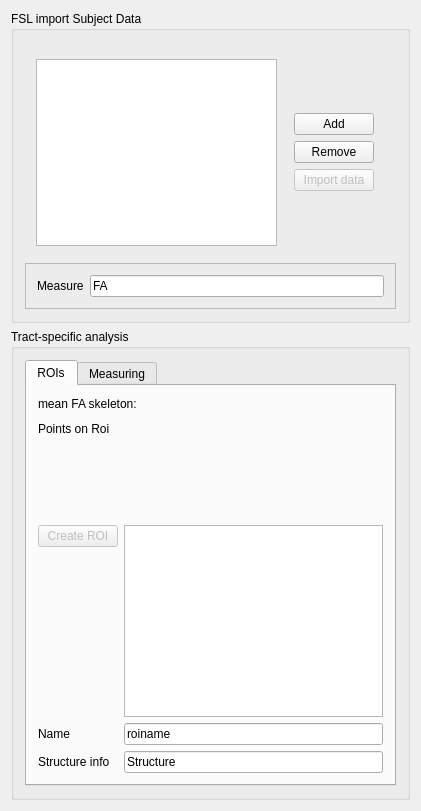
Old version of the form Plugins/org.mitk.gui.qt.diffusionimaging/src/internal/QmitkTractbasedSpatialStatisticsViewControls.ui in the repository MITK/MITK.
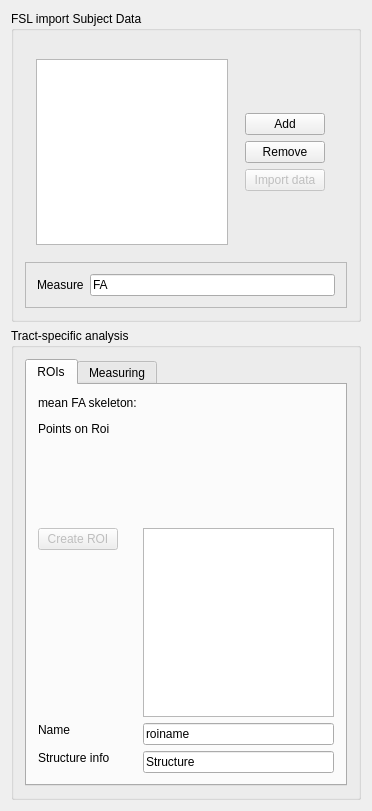
New version of the form. The open tabs and pages were chosen to show the change. Custom widgets are drawn as their Qt base class.

Commit message: resized objects

Patch:
```diff
--- a/Plugins/org.mitk.gui.qt.diffusionimaging/src/internal/QmitkTractbasedSpatialStatisticsViewControls.ui
+++ b/Plugins/org.mitk.gui.qt.diffusionimaging/src/internal/QmitkTractbasedSpatialStatisticsViewControls.ui
@@ -6,7 +6,7 @@
    <rect>
     <x>0</x>
     <y>0</y>
-    <width>421</width>
+    <width>265</width>
     <height>811</height>
    </rect>
   </property>
@@ -22,6 +22,12 @@
   <layout class="QVBoxLayout" name="verticalLayout_5">
    <item>
     <widget class="QGroupBox" name="m_ImportGroupBox">
+     <property name="sizePolicy">
+      <sizepolicy hsizetype="Expanding" vsizetype="Preferred">
+       <horstretch>0</horstretch>
+       <verstretch>0</verstretch>
+      </sizepolicy>
+     </property>
      <property name="title">
       <string>FSL import Subject Data</string>
      </property>
@@ -68,6 +74,12 @@
          </item>
          <item>
           <widget class="QFrame" name="frame_5">
+           <property name="sizePolicy">
+            <sizepolicy hsizetype="Expanding" vsizetype="Expanding">
+             <horstretch>0</horstretch>
+             <verstretch>0</verstretch>
+            </sizepolicy>
+           </property>
            <property name="maximumSize">
             <size>
              <width>110</width>
@@ -83,6 +95,12 @@
            <layout class="QVBoxLayout" name="verticalLayout_2">
             <item>
              <widget class="QPushButton" name="m_AddGroup">
+              <property name="sizePolicy">
+               <sizepolicy hsizetype="Expanding" vsizetype="Fixed">
+                <horstretch>0</horstretch>
+                <verstretch>0</verstretch>
+               </sizepolicy>
+              </property>
               <property name="toolTip">
                <string>Add group entry. After that give the group a name and the correct number</string>
               </property>
@@ -93,6 +111,12 @@
             </item>
             <item>
              <widget class="QPushButton" name="m_RemoveGroup">
+              <property name="sizePolicy">
+               <sizepolicy hsizetype="Expanding" vsizetype="Fixed">
+                <horstretch>0</horstretch>
+                <verstretch>0</verstretch>
+               </sizepolicy>
+              </property>
               <property name="toolTip">
                <string>Remove selected entries</string>
               </property>
@@ -106,6 +130,12 @@
               <property name="enabled">
                <bool>false</bool>
               </property>
+              <property name="sizePolicy">
+               <sizepolicy hsizetype="Expanding" vsizetype="Fixed">
+                <horstretch>0</horstretch>
+                <verstretch>0</verstretch>
+               </sizepolicy>
+              </property>
               <property name="toolTip">
                <string>Import a 4D image containing group data after group information has been set</string>
               </property>
@@ -122,6 +152,12 @@
       </item>
       <item>
        <widget class="QFrame" name="frame">
+        <property name="sizePolicy">
+         <sizepolicy hsizetype="Expanding" vsizetype="Fixed">
+          <horstretch>0</horstretch>
+          <verstretch>0</verstretch>
+         </sizepolicy>
+        </property>
         <property name="frameShape">
          <enum>QFrame::StyledPanel</enum>
         </property>
@@ -131,6 +167,12 @@
         <layout class="QHBoxLayout" name="horizontalLayout_3">
          <item>
           <widget class="QLabel" name="label_2">
+           <property name="sizePolicy">
+            <sizepolicy hsizetype="Fixed" vsizetype="Fixed">
+             <horstretch>0</horstretch>
+             <verstretch>0</verstretch>
+            </sizepolicy>
+           </property>
            <property name="text">
             <string>Measure</string>
            </property>
@@ -154,6 +196,12 @@
    </item>
    <item>
     <widget class="QGroupBox" name="m_Workspace">
+     <property name="sizePolicy">
+      <sizepolicy hsizetype="Expanding" vsizetype="Expanding">
+       <horstretch>0</horstretch>
+       <verstretch>0</verstretch>
+      </sizepolicy>
+     </property>
      <property name="title">
       <string>Tract-specific analysis</string>
      </property>
@@ -174,27 +222,20 @@
           <string>ROIs</string>
          </attribute>
          <layout class="QFormLayout" name="formLayout">
-          <property name="fieldGrowthPolicy">
-           <enum>QFormLayout::AllNonFixedFieldsGrow</enum>
-          </property>
-          <item row="0" column="0" colspan="2">
-           <widget class="QLabel" name="m_TbssImageLabel">
-            <property name="toolTip">
-             <string>current selection</string>
-            </property>
-            <property name="text">
-             <string>mean FA skeleton:</string>
-            </property>
-           </widget>
-          </item>
-          <item row="1" column="0">
+          <item row="2" column="0">
            <widget class="QLabel" name="label">
+            <property name="sizePolicy">
+             <sizepolicy hsizetype="Fixed" vsizetype="Fixed">
+              <horstretch>0</horstretch>
+              <verstretch>0</verstretch>
+             </sizepolicy>
+            </property>
             <property name="text">
              <string>Points on Roi</string>
             </property>
            </widget>
           </item>
-          <item row="1" column="1">
+          <item row="2" column="1">
            <widget class="QmitkPointListWidget" name="m_PointWidget" native="true">
             <property name="sizePolicy">
              <sizepolicy hsizetype="Expanding" vsizetype="Expanding">
@@ -218,6 +259,12 @@
             <property name="enabled">
              <bool>false</bool>
             </property>
+            <property name="sizePolicy">
+             <sizepolicy hsizetype="Fixed" vsizetype="Fixed">
+              <horstretch>0</horstretch>
+              <verstretch>0</verstretch>
+             </sizepolicy>
+            </property>
             <property name="toolTip">
              <string>No suitable tbss meta image selected yet. The meta image needs to contain a mean FA skeleton and a skeleton mask</string>
             </property>
@@ -229,7 +276,7 @@
           <item row="4" column="1">
            <widget class="QPlainTextEdit" name="m_PathTextEdit">
             <property name="sizePolicy">
-             <sizepolicy hsizetype="MinimumExpanding" vsizetype="MinimumExpanding">
+             <sizepolicy hsizetype="Expanding" vsizetype="Expanding">
               <horstretch>0</horstretch>
               <verstretch>0</verstretch>
              </sizepolicy>
@@ -239,14 +286,20 @@
             </property>
            </widget>
           </item>
-          <item row="5" column="0">
+          <item row="6" column="0">
            <widget class="QLabel" name="label_3">
+            <property name="sizePolicy">
+             <sizepolicy hsizetype="Fixed" vsizetype="Fixed">
+              <horstretch>0</horstretch>
+              <verstretch>0</verstretch>
+             </sizepolicy>
+            </property>
             <property name="text">
              <string>Name</string>
             </property>
            </widget>
           </item>
-          <item row="5" column="1">
+          <item row="6" column="1">
            <widget class="QLineEdit" name="m_RoiName">
             <property name="toolTip">
              <string>Give a name to the region of interest</string>
@@ -256,14 +309,20 @@
             </property>
            </widget>
           </item>
-          <item row="6" column="0">
+          <item row="8" column="0">
            <widget class="QLabel" name="label_4">
+            <property name="sizePolicy">
+             <sizepolicy hsizetype="Fixed" vsizetype="Fixed">
+              <horstretch>0</horstretch>
+              <verstretch>0</verstretch>
+             </sizepolicy>
+            </property>
             <property name="text">
              <string>Structure info</string>
             </property>
            </widget>
           </item>
-          <item row="6" column="1">
+          <item row="8" column="1">
            <widget class="QLineEdit" name="m_Structure">
             <property name="toolTip">
              <string>On what anatomical structure lies the ROI?</string>
@@ -273,6 +332,35 @@
             </property>
            </widget>
           </item>
+          <item row="0" column="0">
+           <widget class="QLabel" name="m_TbssImageLabel">
+            <property name="sizePolicy">
+             <sizepolicy hsizetype="Fixed" vsizetype="Fixed">
+              <horstretch>0</horstretch>
+              <verstretch>0</verstretch>
+             </sizepolicy>
+            </property>
+            <property name="toolTip">
+             <string>current selection</string>
+            </property>
+            <property name="text">
+             <string>mean FA skeleton:</string>
+            </property>
+           </widget>
+          </item>
+          <item row="0" column="1">
+           <spacer name="horizontalSpacer">
+            <property name="orientation">
+             <enum>Qt::Horizontal</enum>
+            </property>
+            <property name="sizeHint" stdset="0">
+             <size>
+              <width>253</width>
+              <height>20</height>
+             </size>
+            </property>
+           </spacer>
+          </item>
          </layout>
         </widget>
         <widget class="QWidget" name="m_MeasureTAB">
```
Left out of the diff: 2 changed lines with no effect on the pictures.
